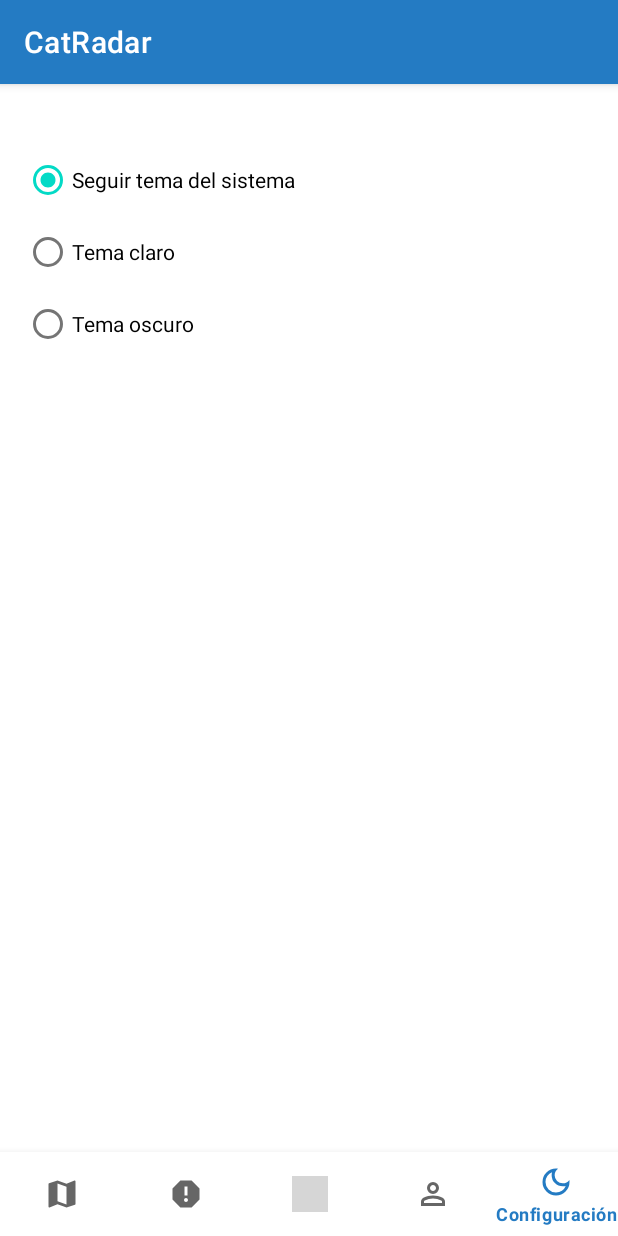
After one commit to AngelMartinezAguilar0211/CatRadar, an Android app: the SettingsFragment screen opened through its navigation route, on a phone screen of 412 x 824 dp. The commit adds this screen. Run offline under Robolectric (Android 15) with nearby library versions, the light colour scheme and no system bars; our stand-ins replace Firebase (no records; nobody signed in at launch, a user with empty details on screens opened directly), navigation-ui; grey boxes are pictures that could not be loaded.

Commit message:
Correccion de errores generales

```diff
--- a/app/src/main/AndroidManifest.xml
+++ b/app/src/main/AndroidManifest.xml
@@ -22,6 +22,7 @@
         android:supportsRtl="true"
         android:theme="@style/Theme.CatRadar"
         tools:targetApi="31">
+        <activity android:name=".ui.activities.ReporteDetailActivity"/>
         <activity
             android:name=".ui.activities.MainActivity"
             android:exported="true">
--- /dev/null
+++ b/app/src/main/java/com/catradar/proyectofinal/ui/fragments/SettingsFragment.kt
@@ -0,0 +1,52 @@
+package com.catradar.proyectofinal.ui.fragments
+
+import android.content.Context
+import android.os.Bundle
+import android.view.*
+import android.widget.RadioButton
+import android.widget.RadioGroup
+import androidx.fragment.app.Fragment
+import com.catradar.proyectofinal.R
+import androidx.appcompat.app.AppCompatDelegate
+
+class SettingsFragment : Fragment() {
+    override fun onCreateView(inflater: LayoutInflater, container: ViewGroup?, savedInstanceState: Bundle?): View {
+        return inflater.inflate(R.layout.fragment_settings, container, false)
+    }
+
+    override fun onViewCreated(view: View, savedInstanceState: Bundle?) {
+        val prefs = requireActivity().getSharedPreferences("perfil", Context.MODE_PRIVATE)
+        val modoTema = prefs.getString("modo_tema", "sistema")
+
+        val radioGroup = view.findViewById<RadioGroup>(R.id.radioGroupTheme)
+        val radioSystem = view.findViewById<RadioButton>(R.id.radioSystem)
+        val radioLight = view.findViewById<RadioButton>(R.id.radioLight)
+        val radioDark = view.findViewById<RadioButton>(R.id.radioDark)
+
+        when (modoTema) {
+            "oscuro" -> radioDark.isChecked = true
+            "claro" -> radioLight.isChecked = true
+            else -> radioSystem.isChecked = true
+        }
+
+        radioGroup.setOnCheckedChangeListener { _, checkedId ->
+            val nuevoModo = when (checkedId) {
+                R.id.radioLight -> "claro"
+                R.id.radioDark -> "oscuro"
+                else -> "sistema"
+            }
+
+            prefs.edit().putString("modo_tema", nuevoModo).apply()
+
+            AppCompatDelegate.setDefaultNightMode(
+                when (nuevoModo) {
+                    "oscuro" -> AppCompatDelegate.MODE_NIGHT_YES
+                    "claro" -> AppCompatDelegate.MODE_NIGHT_NO
+                    else -> AppCompatDelegate.MODE_NIGHT_FOLLOW_SYSTEM
+                }
+            )
+
+            requireActivity().recreate()
+        }
+    }
+}
--- /dev/null
+++ b/app/src/main/res/drawable/ic_settings.xml
@@ -0,0 +1,9 @@
+<vector xmlns:android="http://schemas.android.com/apk/res/android"
+    android:width="24dp"
+    android:height="24dp"
+    android:viewportWidth="960"
+    android:viewportHeight="960">
+  <path
+      android:pathData="M480,840q-150,0 -255,-105T120,480q0,-150 105,-255t255,-105q14,0 27.5,1t26.5,3q-41,29 -65.5,75.5T444,300q0,90 63,153t153,63q55,0 101,-24.5t75,-65.5q2,13 3,26.5t1,27.5q0,150 -105,255T480,840ZM480,760q88,0 158,-48.5T740,585q-20,5 -40,8t-40,3q-123,0 -209.5,-86.5T364,300q0,-20 3,-40t8,-40q-78,32 -126.5,102T200,480q0,116 82,198t198,82ZM470,490Z"
+      android:fillColor="#000000"/>
+</vector>
--- a/app/src/main/res/layout/activity_main.xml
+++ b/app/src/main/res/layout/activity_main.xml
@@ -1,15 +1,27 @@
-<?xml version="1.0" encoding="utf-8"?>
 <androidx.coordinatorlayout.widget.CoordinatorLayout
     xmlns:android="http://schemas.android.com/apk/res/android"
     xmlns:app="http://schemas.android.com/apk/res-auto"
+    android:fitsSystemWindows="true"
     android:layout_width="match_parent"
     android:layout_height="match_parent">
+
+    <androidx.appcompat.widget.Toolbar
+        android:id="@+id/toolbar"
+        android:layout_width="match_parent"
+        android:layout_height="?attr/actionBarSize"
+        android:background="?attr/colorPrimary"
+        android:elevation="4dp"
+        android:theme="@style/ThemeOverlay.AppCompat.Dark.ActionBar"
+        app:title="CatRadar"
+        app:titleTextColor="@android:color/white" />
 
     <fragment
         android:id="@+id/nav_host_fragment"
         android:name="androidx.navigation.fragment.NavHostFragment"
         android:layout_width="match_parent"
         android:layout_height="match_parent"
+        android:layout_marginTop="?attr/actionBarSize"
+        android:layout_marginBottom="56dp"
         app:defaultNavHost="true"
         app:navGraph="@navigation/nav_graph" />
 
@@ -19,4 +31,5 @@
         android:layout_height="wrap_content"
         android:layout_gravity="bottom"
         app:menu="@menu/bottom_nav_menu" />
+
 </androidx.coordinatorlayout.widget.CoordinatorLayout>
--- /dev/null
+++ b/app/src/main/res/layout/fragment_settings.xml
@@ -0,0 +1,39 @@
+<ScrollView xmlns:android="http://schemas.android.com/apk/res/android"
+    android:layout_width="match_parent"
+    android:layout_height="match_parent"
+    android:padding="16dp">
+
+    <LinearLayout
+        android:orientation="vertical"
+        android:layout_width="match_parent"
+        android:layout_height="wrap_content"
+        android:gravity="center_horizontal">
+
+        <RadioGroup
+            android:id="@+id/radioGroupTheme"
+            android:layout_width="match_parent"
+            android:layout_height="wrap_content"
+            android:orientation="vertical"
+            android:layout_marginTop="24dp">
+
+            <RadioButton
+                android:id="@+id/radioSystem"
+                android:layout_width="wrap_content"
+                android:layout_height="wrap_content"
+                android:text="Seguir tema del sistema" />
+
+            <RadioButton
+                android:id="@+id/radioLight"
+                android:layout_width="wrap_content"
+                android:layout_height="wrap_content"
+                android:text="Tema claro" />
+
+            <RadioButton
+                android:id="@+id/radioDark"
+                android:layout_width="wrap_content"
+                android:layout_height="wrap_content"
+                android:text="Tema oscuro" />
+        </RadioGroup>
+
+    </LinearLayout>
+</ScrollView>
--- a/app/src/main/res/menu/bottom_nav_menu.xml
+++ b/app/src/main/res/menu/bottom_nav_menu.xml
@@ -3,4 +3,6 @@
     <item android:id="@+id/reportFragment" android:icon="@drawable/ic_report" android:title="Reportar"/>
     <item android:id="@+id/historyFragment" android:icon="@drawable/ic_history" android:title="Historial"/>
     <item android:id="@+id/profileFragment" android:icon="@drawable/ic_profile" android:title="Perfil"/>
+    <item android:id="@+id/settingsFragment" android:icon="@drawable/ic_settings" android:title="Configuración"/>
+
 </menu>
--- a/app/src/main/res/navigation/nav_graph.xml
+++ b/app/src/main/res/navigation/nav_graph.xml
@@ -20,4 +20,9 @@
         android:id="@+id/profileFragment"
         android:name="com.catradar.proyectofinal.ui.fragments.ProfileFragment"
         android:label="Perfil" />
+    <fragment
+        android:id="@+id/settingsFragment"
+        android:name="com.catradar.proyectofinal.ui.fragments.SettingsFragment"
+        android:label="Configuración"/>
+
 </navigation>
--- a/app/src/main/res/values-night/themes.xml
+++ b/app/src/main/res/values-night/themes.xml
@@ -5,5 +5,6 @@
         <item name="colorPrimaryVariant">@color/blue2</item>
         <item name="colorOnPrimary">@color/white</item>
         <item name="android:statusBarColor" tools:targetApi="l">@color/blue4</item>
+        <item name="colorOnBackground">@color/black</item>
     </style>
 </resources>
--- a/app/src/main/res/values/themes.xml
+++ b/app/src/main/res/values/themes.xml
@@ -1,8 +1,9 @@
 <resources xmlns:tools="http://schemas.android.com/tools">
-    <style name="Theme.CatRadar" parent="Theme.MaterialComponents.DayNight.DarkActionBar">
+    <style name="Theme.CatRadar" parent="Theme.MaterialComponents.DayNight.NoActionBar">
         <item name="colorPrimary">@color/blue1</item>
         <item name="colorPrimaryVariant">@color/blue2</item>
         <item name="colorOnPrimary">@color/white</item>
-        <item name="android:statusBarColor" tools:targetApi="l">@color/blue4</item>
+        <item name="android:statusBarColor" >@color/blue4</item>
+        <item name="colorOnBackground">@color/white</item>
     </style>
 </resources>
```
Also changed, not shown: app/src/main/java/com/catradar/proyectofinal/ui/fragments/MapFragment.kt (+28 -1 lines), app/src/main/java/com/catradar/proyectofinal/ui/fragments/ProfileFragment.kt (+54 -8 lines), app/src/main/java/com/catradar/proyectofinal/ui/fragments/ReportFragment.kt (+20 -2 lines), app/src/main/res/drawable/ic_photo.xml (added, +9 -0 lines), app/src/main/res/layout/fragment_profile.xml (+12 -7 lines).
